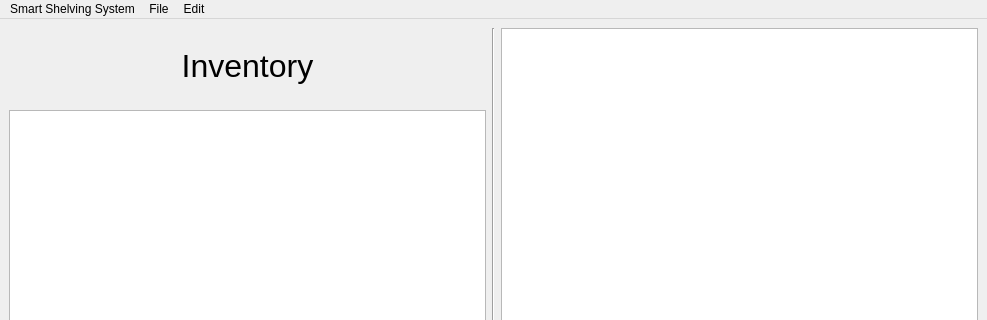
Above: management/src/Smart_Shelving_System.ui from nicoshinozaki/Smart-Shelving-System before the change; both pictures show x 0 to 987 and y 0 to 320 of the 987 by 722 pixel window. Below: the same form after it.
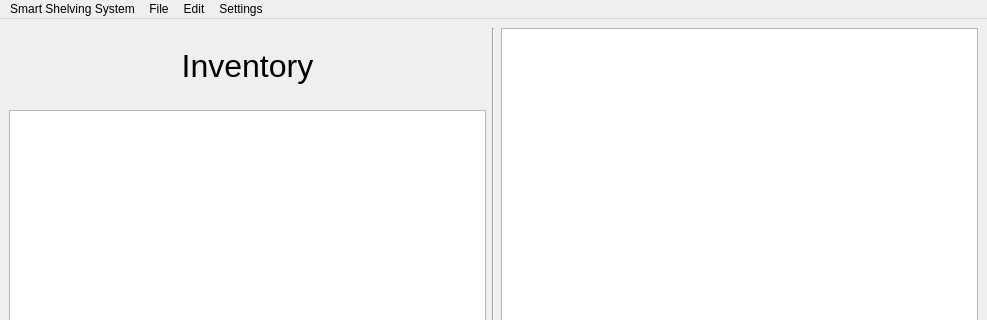
That is the form after the change. Icons and pictures are not drawn.

Diff of the .ui file:
```diff
--- a/management/src/Smart_Shelving_System.ui
+++ b/management/src/Smart_Shelving_System.ui
@@ -241,9 +241,18 @@
     <addaction name="actionCopy"/>
     <addaction name="actionPaste"/>
    </widget>
+   <widget class="QMenu" name="menuSettings">
+    <property name="title">
+     <string>Settings</string>
+    </property>
+    <addaction name="actionAuto_save"/>
+    <addaction name="actionWarn_inventory_change"/>
+    <addaction name="actionSave_on_exit"/>
+   </widget>
    <addaction name="menuSmart_Shelving_System"/>
    <addaction name="menuFile"/>
    <addaction name="menuEdit"/>
+   <addaction name="menuSettings"/>
   </widget>
   <widget class="QStatusBar" name="statusbar"/>
   <action name="actionAbout">
```
Left out of the diff: 38 changed lines with no effect on the pictures.
